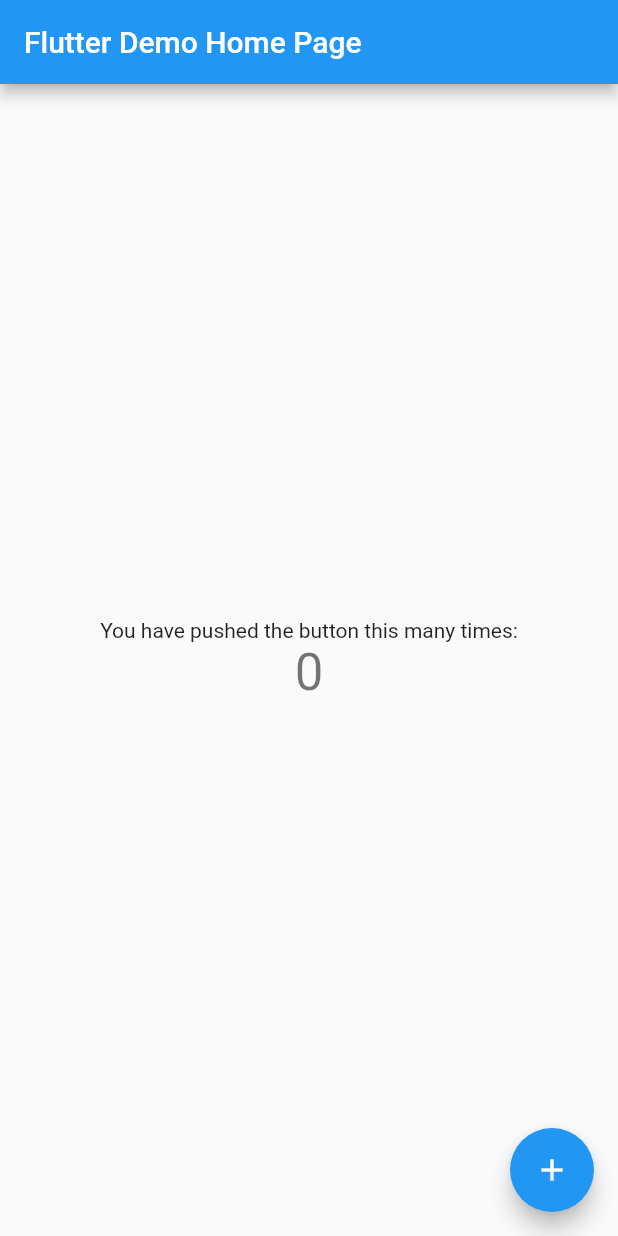
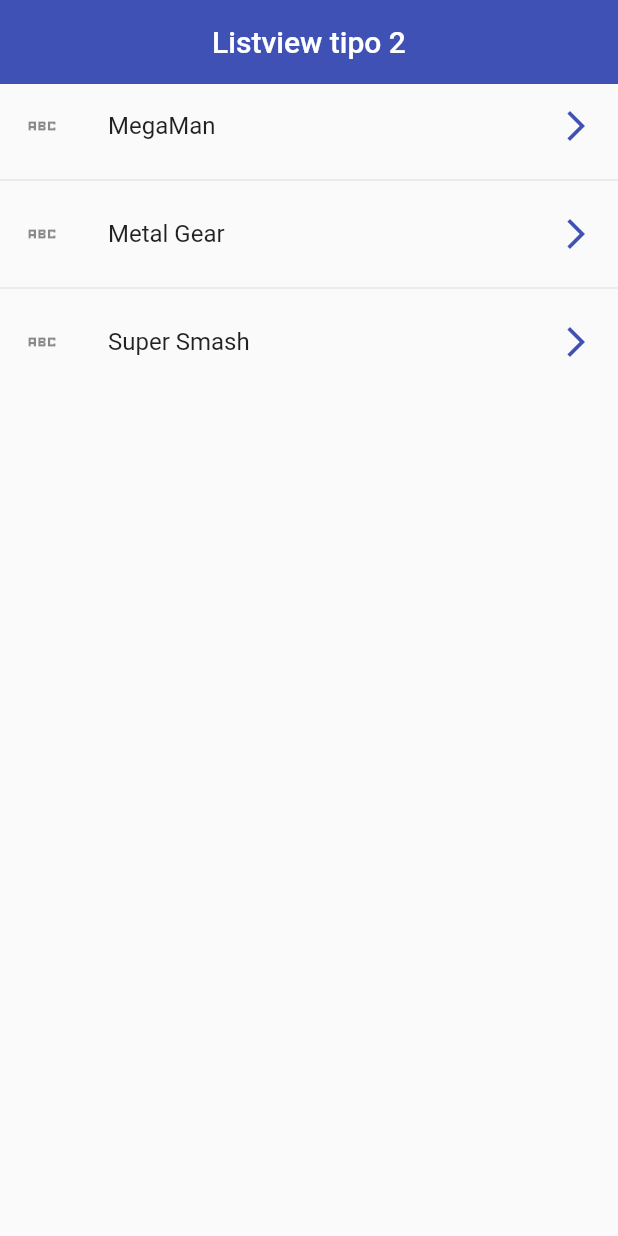
Before and after one commit to MarcosCM2000/componentes_app, a Flutter app: the screen it shows after launch, on a phone screen of 412 x 824 dp. Run offline on Flutter 3.47's test engine with Material 2 defaults, Android fonts, the phone set to English and light mode, and no system bars.

Commit message:
Listview and list tile

```diff
--- a/lib/main.dart
+++ b/lib/main.dart
@@ -1,4 +1,6 @@
 import 'package:flutter/material.dart';
+
+import 'package:componentes_app/screens/listview2_screen.dart';
 
 void main() {
   runApp(const MyApp());
@@ -11,96 +13,12 @@ class MyApp extends StatelessWidget {
   @override
   Widget build(BuildContext context) {
     return MaterialApp(
+      debugShowCheckedModeBanner: false,
       title: 'Flutter Demo',
       theme: ThemeData(
         primarySwatch: Colors.blue,
       ),
-      home: const MyHomePage(title: 'Flutter Demo Home Page'),
+      home: const ListView2Screen(),
     );
   }
 }
-
-class MyHomePage extends StatefulWidget {
-  const MyHomePage({super.key, required this.title});
-
-  // This widget is the home page of your application. It is stateful, meaning
-  // that it has a State object (defined below) that contains fields that affect
-  // how it looks.
-
-  // This class is the configuration for the state. It holds the values (in this
-  // case the title) provided by the parent (in this case the App widget) and
-  // used by the build method of the State. Fields in a Widget subclass are
-  // always marked "final".
-
-  final String title;
-
-  @override
-  State<MyHomePage> createState() => _MyHomePageState();
-}
-
-class _MyHomePageState extends State<MyHomePage> {
-  int _counter = 0;
-
-  void _incrementCounter() {
-    setState(() {
-      // This call to setState tells the Flutter framework that something has
-      // changed in this State, which causes it to rerun the build method below
-      // so that the display can reflect the updated values. If we changed
-      // _counter without calling setState(), then the build method would not be
-      // called again, and so nothing would appear to happen.
-      _counter++;
-    });
-  }
-
-  @override
-  Widget build(BuildContext context) {
-    // This method is rerun every time setState is called, for instance as done
-    // by the _incrementCounter method above.
-    //
-    // The Flutter framework has been optimized to make rerunning build methods
-    // fast, so that you can just rebuild anything that needs updating rather
-    // than having to individually change instances of widgets.
-    return Scaffold(
-      appBar: AppBar(
-        // Here we take the value from the MyHomePage object that was created by
-        // the App.build method, and use it to set our appbar title.
-        title: Text(widget.title),
-      ),
-      body: Center(
-        // Center is a layout widget. It takes a single child and positions it
-        // in the middle of the parent.
-        child: Column(
-          // Column is also a layout widget. It takes a list of children and
-          // arranges them vertically. By default, it sizes itself to fit its
-          // children horizontally, and tries to be as tall as its parent.
-          //
-          // Invoke "debug painting" (press "p" in the console, choose the
-          // "Toggle Debug Paint" action from the Flutter Inspector in Android
-          // Studio, or the "Toggle Debug Paint" command in Visual Studio Code)
-          // to see the wireframe for each widget.
-          //
-          // Column has various properties to control how it sizes itself and
-          // how it positions its children. Here we use mainAxisAlignment to
-          // center the children vertically; the main axis here is the vertical
-          // axis because Columns are vertical (the cross axis would be
-          // horizontal).
-          mainAxisAlignment: MainAxisAlignment.center,
-          children: <Widget>[
-            const Text(
-              'You have pushed the button this many times:',
-            ),
-            Text(
-              '$_counter',
-              style: Theme.of(context).textTheme.headline4,
-            ),
-          ],
-        ),
-      ),
-      floatingActionButton: FloatingActionButton(
-        onPressed: _incrementCounter,
-        tooltip: 'Increment',
-        child: const Icon(Icons.add),
-      ), // This trailing comma makes auto-formatting nicer for build methods.
-    );
-  }
-}
--- /dev/null
+++ b/lib/screens/listview1_screen.dart
@@ -0,0 +1,23 @@
+import 'package:flutter/material.dart';
+
+class ListView1Screen extends StatelessWidget {
+  const ListView1Screen({Key? key}) : super(key: key);
+
+  final options = const ['MegaMan', 'Metal Gear', 'Super Smash'];
+
+  @override
+  Widget build(BuildContext context) {
+    return Scaffold(
+      appBar: AppBar(
+        title: const Text('Listview tipo 1'),
+      ),
+      body: ListView(children: [
+        ...options.map((e) => ListTile(
+              leading: const Icon(Icons.abc_sharp),
+              title: Text(e),
+              trailing: const Icon(Icons.arrow_forward_ios_sharp),
+            ))
+      ]),
+    );
+  }
+}
--- /dev/null
+++ b/lib/screens/listview2_screen.dart
@@ -0,0 +1,35 @@
+import 'package:flutter/material.dart';
+
+class ListView2Screen extends StatelessWidget {
+  const ListView2Screen({Key? key}) : super(key: key);
+
+  final options = const ['MegaMan', 'Metal Gear', 'Super Smash'];
+
+  @override
+  Widget build(BuildContext context) {
+    return Scaffold(
+      appBar: AppBar(
+        title: const Center(
+          child: Text('Listview tipo 2'),
+        ),
+        elevation: 0,
+        backgroundColor: Colors.indigo,
+      ),
+      body: ListView.separated(
+          itemBuilder: ((_, index) => ListTile(
+                leading: const Icon(Icons.abc_sharp),
+                title: Text(options[index]),
+                trailing: const Icon(
+                  Icons.arrow_forward_ios_sharp,
+                  color: Colors.indigo,
+                ),
+                onTap: () {
+                  final game = options[index];
+                  print(game);
+                },
+              )),
+          separatorBuilder: ((_, __) => const Divider()),
+          itemCount: options.length),
+    );
+  }
+}
```
